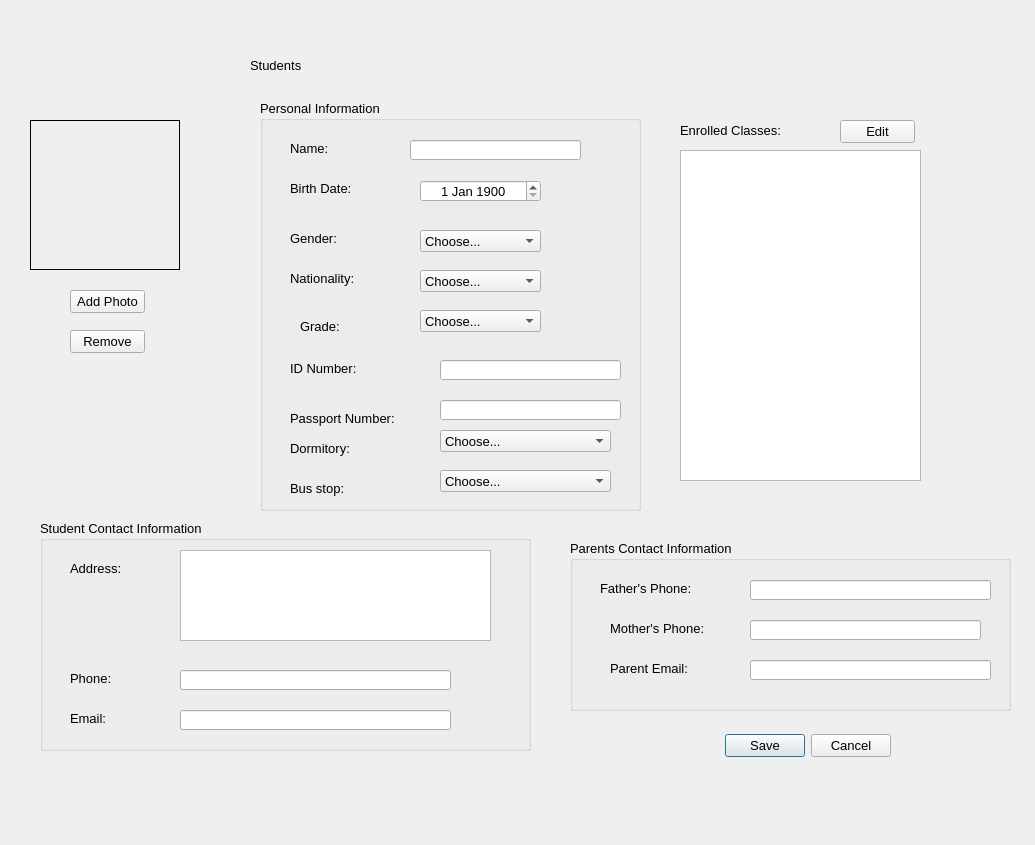
Before: the Qt Designer form editstudentdialog.ui in thenewcoder/school-administration-system, drawn with Qt 5.
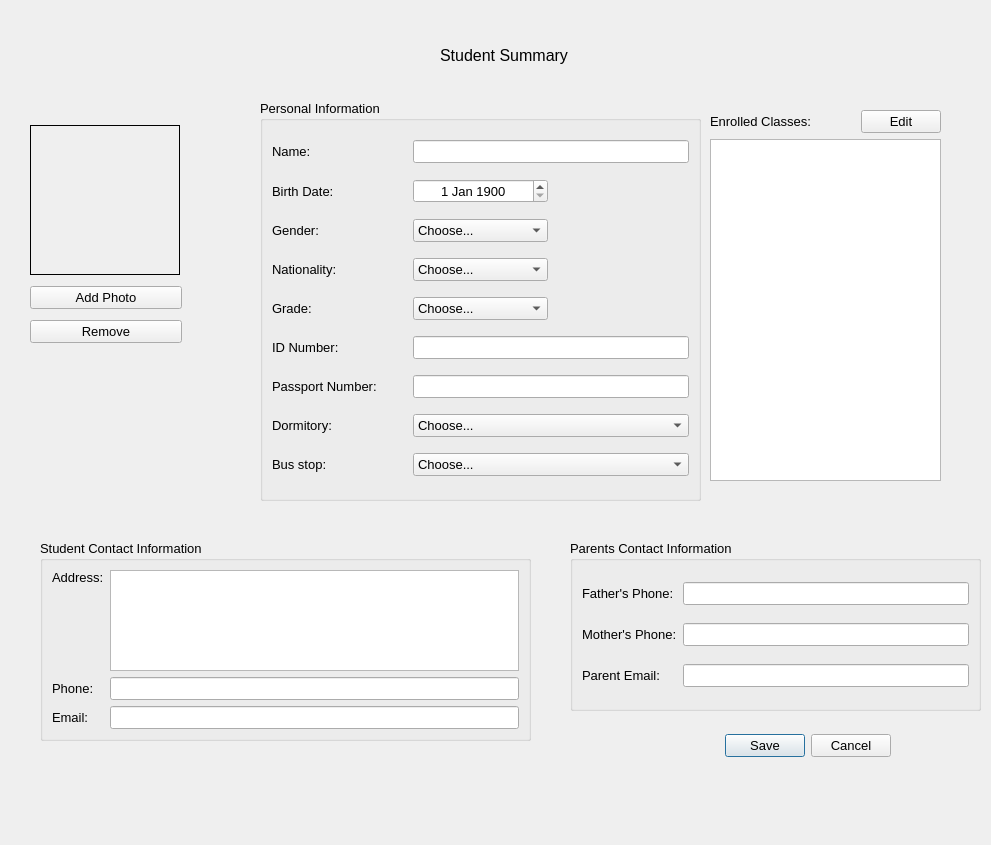
After: the same form once the commit is applied. Icons and pictures are not drawn.

```diff
--- a/editstudentdialog.ui
+++ b/editstudentdialog.ui
@@ -6,7 +6,7 @@
    <rect>
     <x>0</x>
     <y>0</y>
-    <width>1035</width>
+    <width>991</width>
     <height>845</height>
    </rect>
   </property>
@@ -34,158 +34,75 @@
     <set>QDialogButtonBox::Cancel|QDialogButtonBox::Save</set>
    </property>
   </widget>
-  <widget class="QPushButton" name="btnAddPhoto">
-   <property name="geometry">
-    <rect>
-     <x>70</x>
-     <y>290</y>
-     <width>75</width>
-     <height>23</height>
-    </rect>
-   </property>
-   <property name="text">
-    <string>Add Photo</string>
-   </property>
-  </widget>
   <widget class="QGroupBox" name="groupBox_3">
    <property name="geometry">
     <rect>
      <x>570</x>
      <y>540</y>
-     <width>441</width>
+     <width>411</width>
      <height>171</height>
     </rect>
    </property>
    <property name="title">
     <string>Parents Contact Information</string>
    </property>
+   <layout class="QGridLayout" name="gridLayout">
+    <item row="0" column="0">
    <widget class="QLabel" name="label_12">
-    <property name="geometry">
-     <rect>
-      <x>30</x>
-      <y>40</y>
-      <width>101</width>
-      <height>16</height>
-     </rect>
-    </property>
     <property name="text">
      <string>Father's Phone:</string>
     </property>
    </widget>
-   <widget class="QLineEdit" name="leFathersPhone">
-    <property name="geometry">
-     <rect>
-      <x>180</x>
-      <y>40</y>
-      <width>241</width>
-      <height>20</height>
-     </rect>
-    </property>
-   </widget>
+    </item>
+    <item row="0" column="1">
+     <widget class="QLineEdit" name="leFathersPhone"/>
+    </item>
+    <item row="1" column="0">
    <widget class="QLabel" name="label_13">
-    <property name="geometry">
-     <rect>
-      <x>40</x>
-      <y>80</y>
-      <width>101</width>
-      <height>16</height>
-     </rect>
-    </property>
     <property name="text">
      <string>Mother's Phone:</string>
     </property>
    </widget>
-   <widget class="QLineEdit" name="leMothersPhone">
-    <property name="geometry">
-     <rect>
-      <x>180</x>
-      <y>80</y>
-      <width>231</width>
-      <height>20</height>
-     </rect>
-    </property>
-   </widget>
+    </item>
+    <item row="1" column="1">
+     <widget class="QLineEdit" name="leMothersPhone"/>
+    </item>
+    <item row="2" column="0">
    <widget class="QLabel" name="label_14">
-    <property name="geometry">
-     <rect>
-      <x>40</x>
-      <y>120</y>
-      <width>91</width>
-      <height>16</height>
-     </rect>
-    </property>
     <property name="text">
      <string>Parent Email:</string>
     </property>
    </widget>
-   <widget class="QLineEdit" name="leParentEmail">
-    <property name="geometry">
-     <rect>
-      <x>180</x>
-      <y>120</y>
-      <width>241</width>
-      <height>20</height>
-     </rect>
-    </property>
-   </widget>
+    </item>
+    <item row="2" column="1">
+     <widget class="QLineEdit" name="leParentEmail"/>
+    </item>
+   </layout>
   </widget>
   <widget class="QGroupBox" name="groupBox">
    <property name="geometry">
     <rect>
      <x>260</x>
      <y>100</y>
-     <width>381</width>
-     <height>411</height>
+     <width>441</width>
+     <height>401</height>
     </rect>
    </property>
    <property name="title">
     <string>Personal Information</string>
    </property>
-   <widget class="QLabel" name="label_3">
-    <property name="geometry">
-     <rect>
-      <x>30</x>
-      <y>40</y>
-      <width>61</width>
-      <height>16</height>
-     </rect>
-    </property>
-    <property name="text">
-     <string>Name:</string>
-    </property>
-   </widget>
-   <widget class="QLineEdit" name="leName">
-    <property name="geometry">
-     <rect>
-      <x>150</x>
-      <y>40</y>
-      <width>171</width>
-      <height>20</height>
-     </rect>
-    </property>
-   </widget>
-   <widget class="QLabel" name="label_4">
-    <property name="geometry">
-     <rect>
-      <x>30</x>
-      <y>80</y>
-      <width>71</width>
-      <height>16</height>
-     </rect>
-    </property>
-    <property name="text">
-     <string>Birth Date:</string>
-    </property>
-   </widget>
+   <layout class="QGridLayout" name="gridLayout_3">
+    <item row="0" column="1" colspan="2">
+     <widget class="QLineEdit" name="leName"/>
+    </item>
+    <item row="5" column="1" colspan="2">
+     <widget class="QLineEdit" name="leIDNumber"/>
+    </item>
+    <item row="6" column="1" colspan="2">
+     <widget class="QLineEdit" name="lePassportNumber"/>
+    </item>
+    <item row="1" column="1">
    <widget class="QDateEdit" name="deBirthDate">
-    <property name="geometry">
-     <rect>
-      <x>160</x>
-      <y>80</y>
-      <width>121</width>
-      <height>22</height>
-     </rect>
-    </property>
     <property name="alignment">
      <set>Qt::AlignCenter</set>
     </property>
@@ -200,28 +117,16 @@
      </date>
     </property>
    </widget>
+    </item>
+    <item row="2" column="0">
    <widget class="QLabel" name="label_5">
-    <property name="geometry">
-     <rect>
-      <x>30</x>
-      <y>130</y>
-      <width>61</width>
-      <height>16</height>
-     </rect>
-    </property>
     <property name="text">
      <string>Gender:</string>
     </property>
    </widget>
+    </item>
+    <item row="2" column="1">
    <widget class="QComboBox" name="cbGender">
-    <property name="geometry">
-     <rect>
-      <x>160</x>
-      <y>130</y>
-      <width>121</width>
-      <height>22</height>
-     </rect>
-    </property>
     <item>
      <property name="text">
       <string>Choose...</string>
@@ -238,256 +143,176 @@
      </property>
     </item>
    </widget>
-   <widget class="QLabel" name="label_6">
-    <property name="geometry">
-     <rect>
-      <x>30</x>
-      <y>170</y>
-      <width>91</width>
-      <height>16</height>
-     </rect>
-    </property>
+    </item>
+    <item row="4" column="1">
+     <widget class="QComboBox" name="cbGrade">
+      <item>
     <property name="text">
-     <string>Nationality:</string>
-    </property>
-   </widget>
-   <widget class="QComboBox" name="cbNationality">
-    <property name="geometry">
-     <rect>
-      <x>160</x>
-      <y>170</y>
-      <width>121</width>
-      <height>22</height>
-     </rect>
-    </property>
+        <string>Choose...</string>
+       </property>
+      </item>
+     </widget>
+    </item>
+    <item row="7" column="1" colspan="2">
+     <widget class="QComboBox" name="cbDormitory">
     <item>
      <property name="text">
       <string>Choose...</string>
      </property>
     </item>
    </widget>
+    </item>
+    <item row="5" column="0">
    <widget class="QLabel" name="label_7">
-    <property name="geometry">
-     <rect>
-      <x>30</x>
-      <y>260</y>
-      <width>81</width>
-      <height>16</height>
-     </rect>
-    </property>
     <property name="text">
      <string>ID Number:</string>
     </property>
    </widget>
-   <widget class="QLineEdit" name="leIDNumber">
-    <property name="geometry">
-     <rect>
-      <x>180</x>
-      <y>260</y>
-      <width>181</width>
-      <height>20</height>
-     </rect>
-    </property>
-   </widget>
-   <widget class="QLabel" name="label_8">
-    <property name="geometry">
-     <rect>
-      <x>30</x>
-      <y>310</y>
-      <width>111</width>
-      <height>16</height>
-     </rect>
-    </property>
+    </item>
+    <item row="8" column="1" colspan="2">
+     <widget class="QComboBox" name="cbBusStop">
+      <item>
+       <property name="text">
+        <string>Choose...</string>
+       </property>
+      </item>
+     </widget>
+    </item>
+    <item row="1" column="0">
+     <widget class="QLabel" name="label_4">
     <property name="text">
-     <string>Passport Number:</string>
-    </property>
-   </widget>
-   <widget class="QLineEdit" name="lePassportNumber">
-    <property name="geometry">
-     <rect>
-      <x>180</x>
-      <y>300</y>
-      <width>181</width>
-      <height>20</height>
-     </rect>
-    </property>
-   </widget>
+       <string>Birth Date:</string>
+      </property>
+     </widget>
+    </item>
+    <item row="0" column="0">
+     <widget class="QLabel" name="label_3">
+      <property name="text">
+       <string>Name:</string>
+      </property>
+     </widget>
+    </item>
+    <item row="7" column="0">
    <widget class="QLabel" name="label_15">
-    <property name="geometry">
-     <rect>
-      <x>30</x>
-      <y>340</y>
-      <width>71</width>
-      <height>16</height>
-     </rect>
-    </property>
     <property name="text">
      <string>Dormitory:</string>
     </property>
    </widget>
+    </item>
+    <item row="8" column="0">
    <widget class="QLabel" name="label_16">
-    <property name="geometry">
-     <rect>
-      <x>30</x>
-      <y>380</y>
-      <width>71</width>
-      <height>16</height>
-     </rect>
-    </property>
     <property name="text">
      <string>Bus stop:</string>
     </property>
    </widget>
-   <widget class="QComboBox" name="cbDormitory">
-    <property name="geometry">
-     <rect>
-      <x>180</x>
-      <y>330</y>
-      <width>171</width>
-      <height>22</height>
-     </rect>
-    </property>
+    </item>
+    <item row="3" column="0">
+     <widget class="QLabel" name="label_6">
+      <property name="text">
+       <string>Nationality:</string>
+      </property>
+     </widget>
+    </item>
+    <item row="3" column="1">
+     <widget class="QComboBox" name="cbNationality">
     <item>
      <property name="text">
       <string>Choose...</string>
      </property>
     </item>
    </widget>
-   <widget class="QComboBox" name="cbBusStop">
-    <property name="geometry">
-     <rect>
-      <x>180</x>
-      <y>370</y>
-      <width>171</width>
-      <height>22</height>
-     </rect>
-    </property>
-    <item>
+    </item>
+    <item row="6" column="0">
+     <widget class="QLabel" name="label_8">
      <property name="text">
-      <string>Choose...</string>
-     </property>
-    </item>
-   </widget>
+       <string>Passport Number:</string>
+      </property>
+     </widget>
+    </item>
+    <item row="4" column="0">
    <widget class="QLabel" name="label_17">
-    <property name="geometry">
-     <rect>
-      <x>40</x>
-      <y>220</y>
-      <width>54</width>
-      <height>12</height>
-     </rect>
-    </property>
     <property name="text">
      <string>Grade:</string>
     </property>
    </widget>
-   <widget class="QComboBox" name="cbGrade">
-    <property name="geometry">
-     <rect>
-      <x>160</x>
-      <y>210</y>
-      <width>121</width>
-      <height>22</height>
-     </rect>
-    </property>
-    <item>
-     <property name="text">
-      <string>Choose...</string>
-     </property>
     </item>
-   </widget>
+   </layout>
   </widget>
   <widget class="QGroupBox" name="groupBox_2">
    <property name="geometry">
     <rect>
      <x>40</x>
-     <y>520</y>
+     <y>540</y>
      <width>491</width>
-     <height>231</height>
+     <height>201</height>
     </rect>
    </property>
    <property name="title">
     <string>Student Contact Information</string>
    </property>
+   <layout class="QGridLayout" name="gridLayout_2">
+    <item row="0" column="0" alignment="Qt::AlignTop">
    <widget class="QLabel" name="label_9">
-    <property name="geometry">
-     <rect>
-      <x>30</x>
-      <y>40</y>
-      <width>71</width>
-      <height>16</height>
-     </rect>
-    </property>
     <property name="text">
      <string>Address:</string>
     </property>
    </widget>
-   <widget class="QPlainTextEdit" name="teAddress">
-    <property name="geometry">
-     <rect>
-      <x>140</x>
-      <y>30</y>
-      <width>311</width>
-      <height>91</height>
-     </rect>
-    </property>
-   </widget>
+    </item>
+    <item row="0" column="1">
+     <widget class="QPlainTextEdit" name="teAddress"/>
+    </item>
+    <item row="1" column="0">
    <widget class="QLabel" name="label_10">
-    <property name="geometry">
-     <rect>
-      <x>30</x>
-      <y>150</y>
-      <width>51</width>
-      <height>16</height>
-     </rect>
-    </property>
     <property name="text">
      <string>Phone:</string>
     </property>
    </widget>
-   <widget class="QLineEdit" name="leStudentPhone">
-    <property name="geometry">
-     <rect>
-      <x>140</x>
-      <y>150</y>
-      <width>271</width>
-      <height>20</height>
-     </rect>
-    </property>
-   </widget>
+    </item>
+    <item row="1" column="1">
+     <widget class="QLineEdit" name="leStudentPhone"/>
+    </item>
+    <item row="2" column="0">
    <widget class="QLabel" name="label_11">
-    <property name="geometry">
-     <rect>
-      <x>30</x>
-      <y>190</y>
-      <width>61</width>
-      <height>16</height>
-     </rect>
-    </property>
     <property name="text">
      <string>Email:</string>
     </property>
    </widget>
-   <widget class="QLineEdit" name="leStudentEmail">
+    </item>
+    <item row="2" column="1">
+     <widget class="QLineEdit" name="leStudentEmail"/>
+    </item>
+   </layout>
+  </widget>
+  <widget class="QLabel" name="label">
     <property name="geometry">
      <rect>
-      <x>140</x>
-      <y>190</y>
-      <width>271</width>
-      <height>20</height>
-     </rect>
-    </property>
-   </widget>
-  </widget>
+     <x>440</x>
+     <y>20</y>
+     <width>171</width>
+     <height>71</height>
+    </rect>
+   </property>
+   <property name="font">
+    <font>
+     <pointsize>12</pointsize>
+    </font>
+   </property>
+   <property name="text">
+    <string>Student Summary</string>
+   </property>
+  </widget>
+  <widget class="QWidget" name="layoutWidget">
+   <property name="geometry">
+    <rect>
+     <x>30</x>
+     <y>120</y>
+     <width>152</width>
+     <height>231</height>
+    </rect>
+   </property>
+   <layout class="QVBoxLayout" name="verticalLayout_2">
+    <item>
   <widget class="QLabel" name="lblStudentPhoto">
-   <property name="geometry">
-    <rect>
-     <x>30</x>
-     <y>120</y>
-     <width>150</width>
-     <height>150</height>
-    </rect>
-   </property>
    <property name="sizePolicy">
     <sizepolicy hsizetype="Fixed" vsizetype="Fixed">
      <horstretch>0</horstretch>
@@ -519,59 +344,37 @@
     <set>Qt::AlignCenter</set>
    </property>
   </widget>
-  <widget class="QLabel" name="label">
-   <property name="geometry">
-    <rect>
-     <x>250</x>
-     <y>30</y>
-     <width>171</width>
-     <height>71</height>
-    </rect>
-   </property>
-   <property name="font">
-    <font>
-     <pointsize>10</pointsize>
-    </font>
-   </property>
+    </item>
+    <item>
+     <widget class="QPushButton" name="btnAddPhoto">
    <property name="text">
-    <string>Students</string>
-   </property>
-  </widget>
+       <string>Add Photo</string>
+      </property>
+     </widget>
+    </item>
+    <item>
   <widget class="QPushButton" name="btnRemove">
-   <property name="geometry">
-    <rect>
-     <x>70</x>
-     <y>330</y>
-     <width>75</width>
-     <height>23</height>
-    </rect>
-   </property>
    <property name="text">
     <string>Remove</string>
    </property>
   </widget>
-  <widget class="QListView" name="lvClassesTaken">
+    </item>
+   </layout>
+  </widget>
+  <widget class="QWidget" name="layoutWidget">
    <property name="geometry">
     <rect>
-     <x>680</x>
-     <y>150</y>
-     <width>241</width>
-     <height>331</height>
+     <x>710</x>
+     <y>110</y>
+     <width>231</width>
+     <height>371</height>
     </rect>
    </property>
-   <property name="editTriggers">
-    <set>QAbstractItemView::NoEditTriggers</set>
-   </property>
-  </widget>
+   <layout class="QVBoxLayout" name="verticalLayout">
+    <item>
+     <layout class="QHBoxLayout" name="horizontalLayout">
+      <item>
   <widget class="QLabel" name="label_2">
-   <property name="geometry">
-    <rect>
-     <x>680</x>
-     <y>120</y>
-     <width>131</width>
-     <height>21</height>
-    </rect>
-   </property>
    <property name="font">
     <font>
      <pointsize>10</pointsize>
@@ -581,21 +384,40 @@
     <string>Enrolled Classes:</string>
    </property>
   </widget>
+      </item>
+      <item>
+       <spacer name="horizontalSpacer">
+        <property name="orientation">
+         <enum>Qt::Horizontal</enum>
+        </property>
+        <property name="sizeHint" stdset="0">
+         <size>
+          <width>40</width>
+          <height>20</height>
+         </size>
+        </property>
+       </spacer>
+      </item>
+      <item>
   <widget class="QPushButton" name="btnEditClasses">
-   <property name="geometry">
-    <rect>
-     <x>840</x>
-     <y>120</y>
-     <width>75</width>
-     <height>23</height>
-    </rect>
-   </property>
    <property name="toolTip">
     <string>Edit the classes the current student is enrolled in</string>
    </property>
    <property name="text">
     <string>Edit</string>
    </property>
+       </widget>
+      </item>
+     </layout>
+    </item>
+    <item>
+     <widget class="QListView" name="lvClassesTaken">
+      <property name="editTriggers">
+       <set>QAbstractItemView::NoEditTriggers</set>
+      </property>
+     </widget>
+    </item>
+   </layout>
   </widget>
  </widget>
  <resources>
```
Left out of the diff: 2 changed lines with no effect on the pictures. Lines whose indentation alone changed are shown as unchanged.
